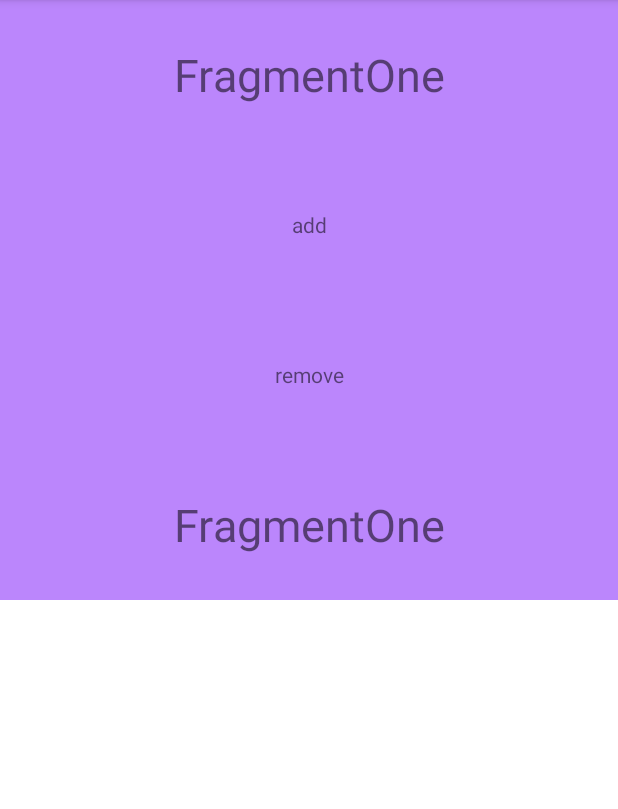
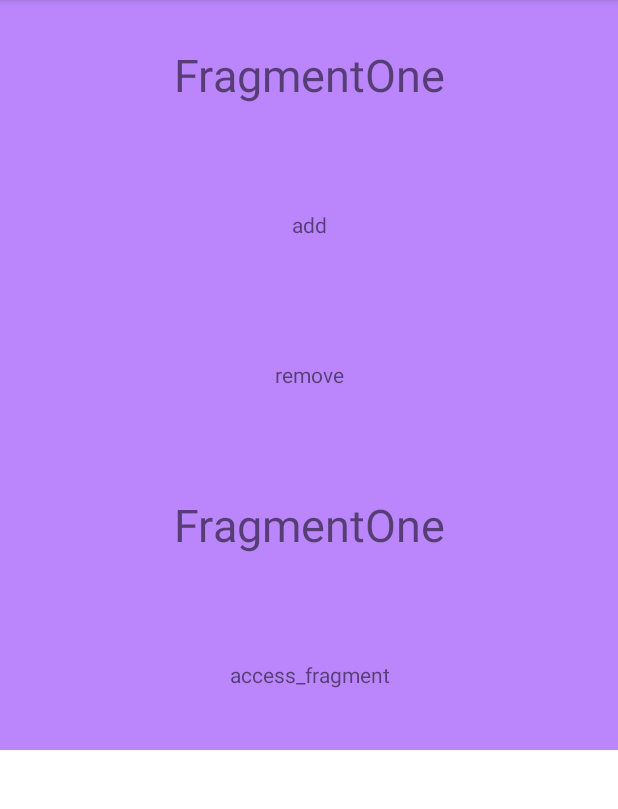
Before and after one commit to skdud4659/kotlin, an Android app: the screen it shows after launch (FragmentActivity), after a tap on "add", on a phone screen of 412 x 824 dp, the part 84-893 px from its top. Run offline under Robolectric (Android 15) with nearby library versions, the phone set to English and light mode, and no system bars.

Commit message:
[+] - fragment 마무리.

```diff
--- a/app/src/main/java/com/example/myapplication/FragmentActivity.kt
+++ b/app/src/main/java/com/example/myapplication/FragmentActivity.kt
@@ -23,7 +23,7 @@ class FragmentActivity : AppCompatActivity() {
       bundle.putString("data", "fragment로 데이터 전달하기!")
       // 번들을 fragment의 argument로 등록
       fragmentOne.arguments = bundle
-      transaction.replace(R.id.root, fragmentOne)
+      transaction.replace(R.id.root, fragmentOne, "fragment_first_tag")
       transaction.commit() // 끝
     }
 
@@ -33,6 +33,16 @@ class FragmentActivity : AppCompatActivity() {
       transaction.remove(fragmentOne)
       transaction.commit() // 끝
     }
+
+    findViewById<TextView>(R.id.access_fragment).setOnClickListener {
+      // XML에 있는 fragment를 찾는 방법
+//     val fragmentFirst = supportFragmentManager.findFragmentById(R.id.fragment_activity) as Fragment_one
+//      fragmentFirst.printTestLog()
+
+      // XML에 없는 fragment를 찾는 방법 > 코드상 붙였을 경우 태그를 단 fragment를 표출해두고 call 해야 작동.
+      val fragmentFirst = supportFragmentManager.findFragmentByTag("fragment_first_tag") as Fragment_one
+      fragmentFirst.printTestLog()
+    }
   }
 
   // 자식이 상속받을 함수
--- a/app/src/main/java/com/example/myapplication/Fragment_one.kt
+++ b/app/src/main/java/com/example/myapplication/Fragment_one.kt
@@ -36,4 +36,8 @@ class Fragment_one: Fragment() {
     val data: String? = arguments?.getString("data")
     Log.d("testt", "test" + data)
   }
+
+  fun printTestLog() {
+    Log.d("testt", "print test log from fragment")
+  }
 }
--- a/app/src/main/java/studio/07-fragment.txt
+++ b/app/src/main/java/studio/07-fragment.txt
@@ -6,6 +6,7 @@ fragment => components
 - 자체적인 수명 주기를 갖고, 자체 입력 이벤트를 수신한다.
     - 수명 주기는 호스트 액티비티(fragmentActivity)의 수명 주기에 직접적으로 영향을 받는다.
 - 다른 액티비티에 재사용할 수 있는 하위 액티비티같은 개념.
+- 액티비티가 방대해졌을 때 사용하면 좋음.
 
 ** 생명주기 (액티비티보다 단계가 많음)
 - 액티비티의 라이프 사이클에 종속적이다.
@@ -36,9 +37,6 @@ fragment => components
 - 코드
 
 
-
-
-
 ** commit = 끝
 1. commit
     - 저장을 한 경우 실행할 수 없다. (IllegalStateException 오류 발생 가능)
--- a/app/src/main/res/layout/activity_fragment.xml
+++ b/app/src/main/res/layout/activity_fragment.xml
@@ -33,4 +33,12 @@
     android:layout_width="match_parent"
     android:layout_height="wrap_content" />
 
+  <TextView
+    android:id="@+id/access_fragment"
+    android:layout_width="match_parent"
+    android:layout_height="100dp"
+    android:text="access_fragment"
+    android:gravity="center"
+    android:background="@color/purple_200" />
+
 </LinearLayout>
```
